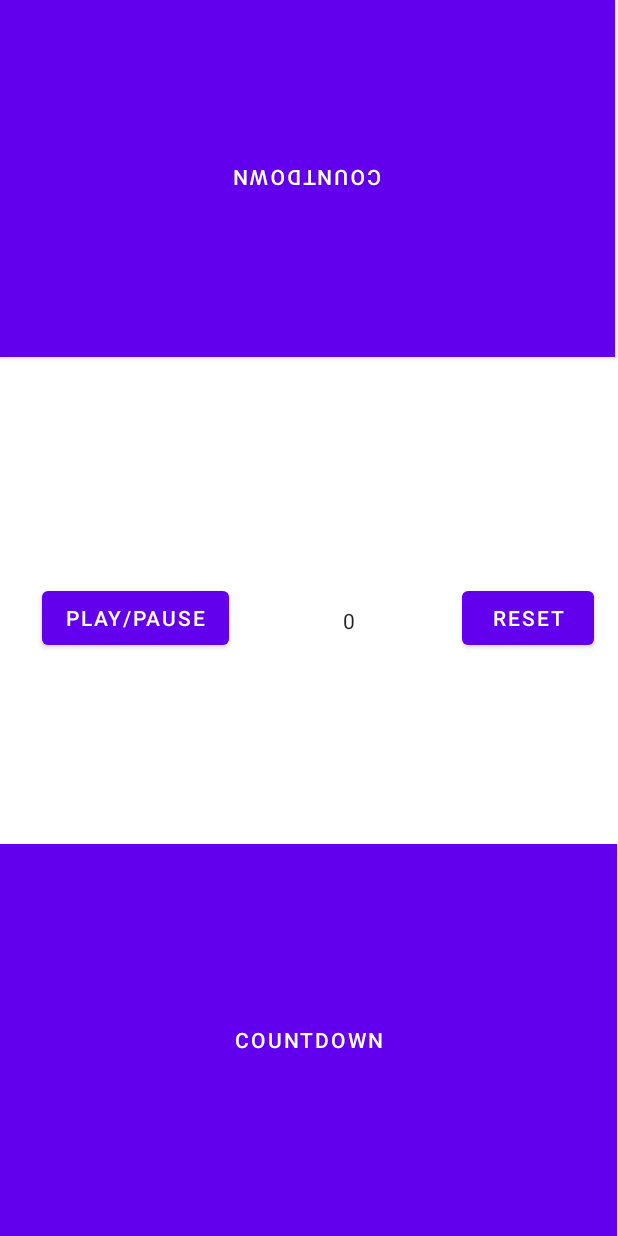
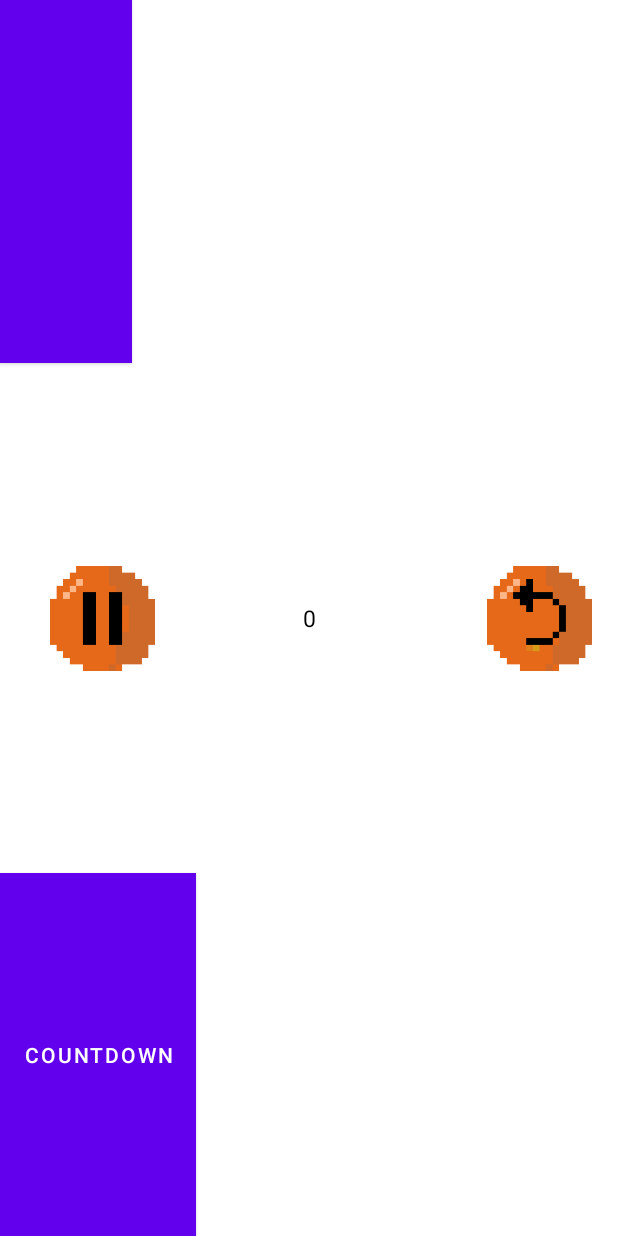
Before and after one commit to Paulmue0/chessclock, an Android app: the layout activity_main.xml on its own in the app's theme, with its tools: preview values and no code run, on a phone screen of 412 x 824 dp. Run offline under Robolectric (Android 15) with nearby library versions, the phone set to English and light mode, and no system bars; plain views replace GifImageButton.

Commit message:
added basic Number Picker functionality added basic freezing of gif when paused added icons

```diff
--- a/app/src/main/res/layout/activity_main.xml
+++ b/app/src/main/res/layout/activity_main.xml
@@ -1,4 +1,5 @@
 <?xml version="1.0" encoding="utf-8"?>
+
 <androidx.constraintlayout.widget.ConstraintLayout xmlns:android="http://schemas.android.com/apk/res/android"
     xmlns:app="http://schemas.android.com/apk/res-auto"
     xmlns:tools="http://schemas.android.com/tools"
@@ -33,11 +34,13 @@
         app:layout_constraintTop_toTopOf="parent"
         app:layout_constraintVertical_bias="0.239" />
 
-    <Button
+    <ImageButton
         android:id="@+id/reset"
-        android:layout_width="wrap_content"
-        android:layout_height="wrap_content"
-        android:text="reset"
+        android:layout_width="70dp"
+        android:layout_height="70dp"
+        android:scaleType="centerCrop"
+        android:src="@drawable/reset_button"
+        android:background="@null"
         app:layout_constraintBottom_toBottomOf="@+id/startstop_player1"
         app:layout_constraintEnd_toEndOf="parent"
         app:layout_constraintHorizontal_bias="0.95"
@@ -46,12 +49,12 @@
 
     <pl.droidsonroids.gif.GifImageButton
         android:id="@+id/startstop_player1"
-        android:layout_width="411dp"
-        android:layout_height="261dp"
+        android:layout_width="wrap_content"
+        android:layout_height="242dp"
         android:background="#fff"
+        android:scaleType="centerCrop"
         android:src="@drawable/pelikan_wasser"
         android:text="countdown"
-        android:scaleType="centerCrop"
         app:layout_constraintBottom_toBottomOf="parent"
         app:layout_constraintEnd_toEndOf="parent"
         app:layout_constraintHorizontal_bias="0.0"
@@ -61,13 +64,12 @@
 
     <pl.droidsonroids.gif.GifImageButton
         android:id="@+id/startstop_player2"
+        android:layout_width="wrap_content"
+        android:layout_height="242dp"
+        android:background="#fff"
         android:rotation="180"
-        android:layout_width="410dp"
-        android:layout_height="238dp"
-        android:background="#fff"
+        android:scaleType="centerCrop"
         android:src="@drawable/pelikan_wasser"
-        android:scaleType="centerCrop"
-        android:text="countdown"
         app:layout_constraintBottom_toBottomOf="parent"
         app:layout_constraintEnd_toEndOf="parent"
         app:layout_constraintHorizontal_bias="0.0"
@@ -75,11 +77,13 @@
         app:layout_constraintTop_toTopOf="parent"
         app:layout_constraintVertical_bias="0.0" />
 
-    <Button
+    <ImageButton
         android:id="@+id/playPause"
-        android:layout_width="wrap_content"
-        android:layout_height="wrap_content"
-        android:text="play/pause"
+        android:layout_width="70dp"
+        android:layout_height="70dp"
+        android:scaleType="centerCrop"
+        android:src="@drawable/pause_button"
+        android:background="@null"
         app:layout_constraintBottom_toBottomOf="@+id/startstop_player1"
         app:layout_constraintEnd_toEndOf="parent"
         app:layout_constraintHorizontal_bias="0.097"
@@ -88,14 +92,27 @@
 
     <NumberPicker
         android:id="@+id/picker"
-        android:layout_width="153dp"
-        android:layout_height="46dp"
-        app:layout_constraintBottom_toBottomOf="@+id/startstop_player1"
+        android:layout_width="133dp"
+        android:layout_height="98dp"
+        android:scaleX="1"
+        android:scaleY="1"
+        android:theme="@style/DefaultNumberPickerTheme"
+        android:descendantFocusability="blocksDescendants"
+        app:layout_constraintBottom_toBottomOf="parent"
         app:layout_constraintEnd_toEndOf="parent"
-        app:layout_constraintHorizontal_bias="0.554"
+        app:layout_constraintStart_toStartOf="parent"
+        app:layout_constraintTop_toTopOf="@+id/startstop_player2" />
+
+    app:layout_constraintBottom_toBottomOf="@+id/startstop_player1"
+        app:layout_constraintEnd_toEndOf="parent"
+        app:layout_constraintStart_toStartOf="parent"
+        app:layout_constraintTop_toTopOf="parent" />
+    app:layout_constraintBottom_toBottomOf="@+id/startstop_player1"
+        app:layout_constraintEnd_toEndOf="parent"
+        app:layout_constraintHorizontal_bias="0.458"
         app:layout_constraintStart_toStartOf="@+id/playPause"
         app:layout_constraintTop_toTopOf="@+id/startstop_player2"
-        app:layout_constraintVertical_bias="0.502" />
+        app:layout_constraintVertical_bias="0.483" />
 
 
 </androidx.constraintlayout.widget.ConstraintLayout>
--- a/app/src/main/res/values/themes.xml
+++ b/app/src/main/res/values/themes.xml
@@ -13,4 +13,19 @@
         <item name="android:statusBarColor" tools:targetApi="l">?attr/colorPrimaryVariant</item>
         <!-- Customize your theme here. -->
     </style>
+    <style name="DefaultNumberPickerTheme" parent="Theme.MyApplication">
+        <item name="colorControlNormal">@color/transparent</item>
+        <item name="android:textColorPrimary">@android:color/black</item>
+        <item name="android:textSize">15dp</item>
+
+    </style>
+
+    <style name="AppTheme.NoActionBar" parent="Theme.AppCompat.Light.DarkActionBar">
+        <item name="windowActionBar">false</item>
+        <item name="windowNoTitle">true</item>
+        <item name="android:windowFullscreen">true</item>
+    </style>
+
+
+    <color name="transparent">#00FFFFFF</color>
 </resources>
```
Also changed, not shown: app/src/main/java/com/example/myapplication/MainActivity.java (+95 -9 lines), app/src/main/res/drawable-v24/pause_button.png (added), app/src/main/res/drawable-v24/reset_button.png (added), 3 other files.
